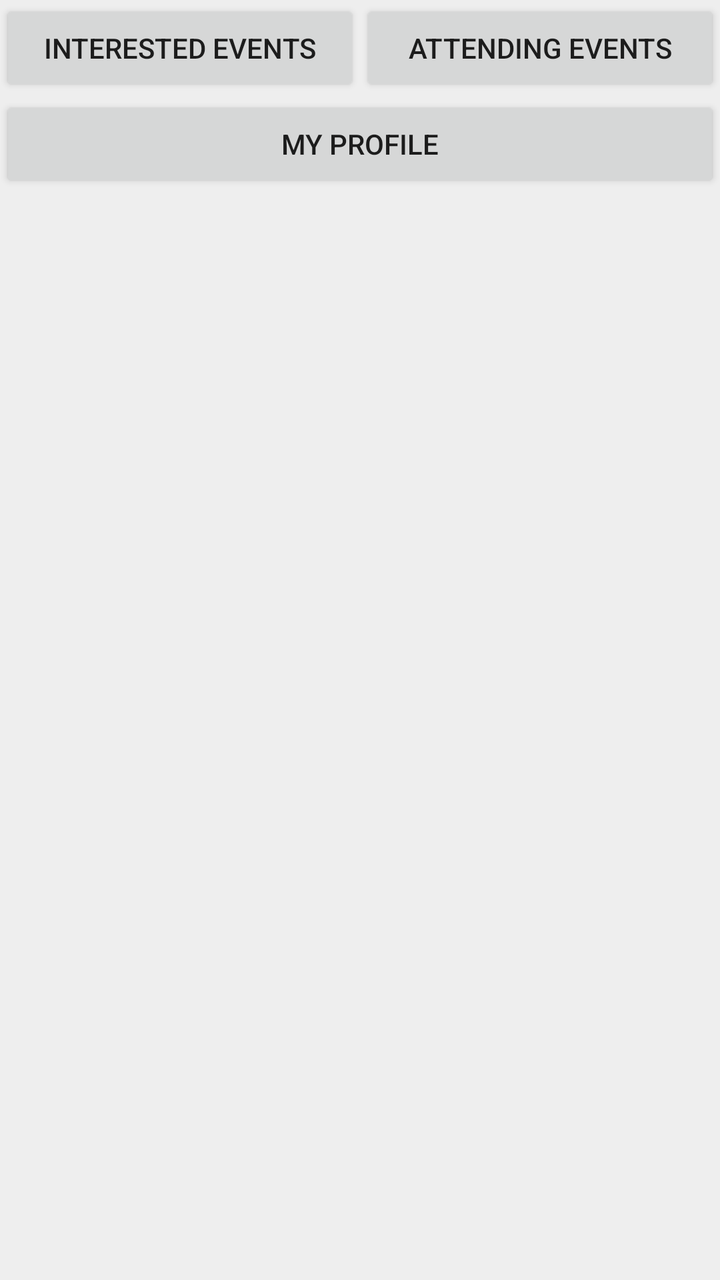
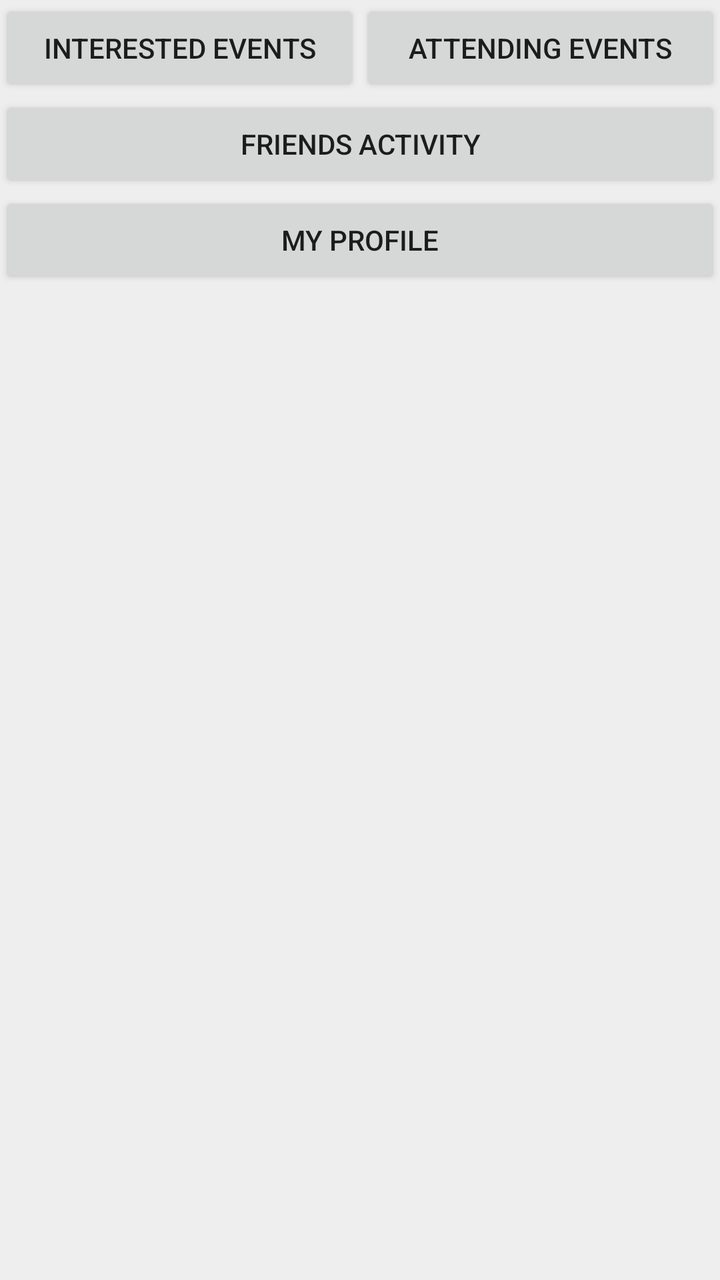

Compare the two renders of this Android layout. The source of the first and the diff that turns it into the second are given below.
<!-- AndroidManifest.xml: application theme Theme.EventsApp -->
<!-- res/layout/fragment_my_events.xml -->
<?xml version="1.0" encoding="utf-8"?>
<LinearLayout xmlns:android="http://schemas.android.com/apk/res/android"
    android:layout_width="match_parent"
    android:layout_height="match_parent"
    android:orientation="vertical"
    android:background="@color/light_gray">

    
    <LinearLayout
        android:layout_width="match_parent"
        android:layout_height="wrap_content"
        android:orientation="horizontal">

        <Button
            android:id="@+id/btnInterestedEvents"
            android:layout_width="0dp"
            android:layout_height="wrap_content"
            android:layout_weight="1"
            android:text="@string/interested_events_upper"/>


        <Button
            android:id="@+id/btnAttendingEvents"
            android:layout_width="0dp"
            android:layout_height="wrap_content"
            android:layout_weight="1"
            android:text="@string/attending_events_upper"/>
    </LinearLayout>


    
    <Button
        android:id="@+id/btnMyProfile"
        android:layout_width="match_parent"
        android:layout_height="wrap_content"
        android:text="@string/my_profile_upper" />

</LinearLayout>
<!-- resources referenced by this layout -->
<resources>
  <color name="light_gray">#EEEEEE</color>
  <string name="attending_events_upper">ATTENDING EVENTS</string>
  <string name="interested_events_upper">INTERESTED EVENTS</string>
  <string name="my_profile_upper">MY PROFILE</string>
  <style name="Theme.EventsApp" parent="Theme.AppCompat.Light.DarkActionBar">
          
          <item name="colorPrimary">@color/purple_500</item>
          <item name="colorPrimaryDark">@color/purple_700</item>
          <item name="colorAccent">@color/teal_200</item>
          
      </style>
  <color name="purple_500">#FF6200EE</color>
  <color name="purple_700">#FF3700B3</color>
  <color name="teal_200">#FF03DAC5</color>
</resources>

<!-- the commit's change to res/layout/fragment_my_events.xml (unified diff, before → after) -->
@@ -5,7 +5,6 @@
     android:orientation="vertical"
     android:background="@color/light_gray">
 
-    
     <LinearLayout
         android:layout_width="match_parent"
         android:layout_height="wrap_content"
@@ -16,19 +15,23 @@
             android:layout_width="0dp"
             android:layout_height="wrap_content"
             android:layout_weight="1"
-            android:text="@string/interested_events_upper"/>
-
+            android:text="@string/interested_events_upper" />
 
         <Button
             android:id="@+id/btnAttendingEvents"
             android:layout_width="0dp"
             android:layout_height="wrap_content"
             android:layout_weight="1"
-            android:text="@string/attending_events_upper"/>
+            android:text="@string/attending_events_upper" />
+
     </LinearLayout>
 
+    <Button
+        android:id="@+id/btnFriendsActivity"
+        android:layout_width="match_parent"
+        android:layout_height="wrap_content"
+        android:text="@string/friends_activity_upper" />
 
-    
     <Button
         android:id="@+id/btnMyProfile"
         android:layout_width="match_parent"
<!-- resource entries referenced after the edit -->
@@ -2,6 +2,7 @@
 <resources>
   <color name="light_gray">#EEEEEE</color>
   <string name="attending_events_upper">ATTENDING EVENTS</string>
+  <string name="friends_activity_upper">FRIENDS ACTIVITY</string>
   <string name="interested_events_upper">INTERESTED EVENTS</string>
   <string name="my_profile_upper">MY PROFILE</string>
   <style name="Theme.EventsApp" parent="Theme.AppCompat.Light.DarkActionBar">
